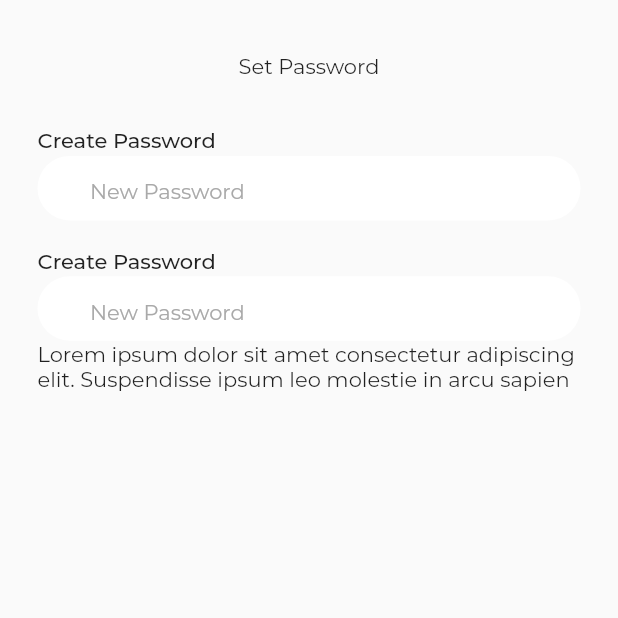
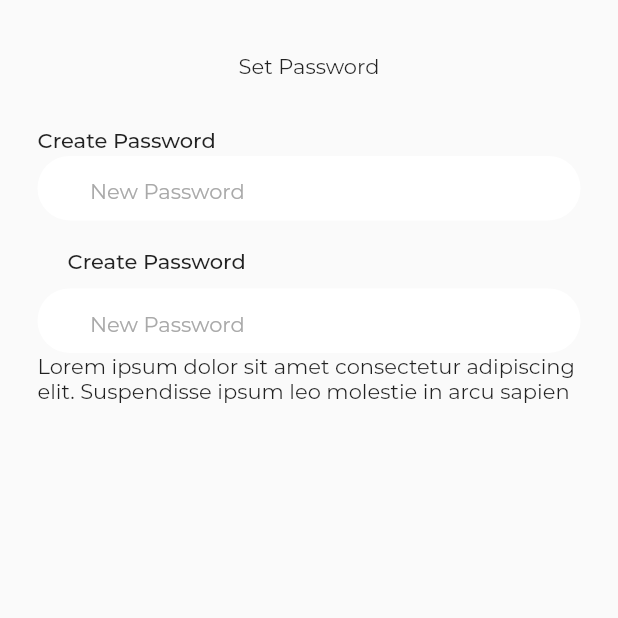
Before and after one commit to onumengine/encostay, a Flutter app: the SetPasswordScreen screen opened directly, on a phone screen of 412 x 824 dp, the top half of it. Run offline on Flutter 3.47's test engine with Material 2 defaults, Android fonts, the phone set to English and light mode, and no system bars; our stand-ins replace introduction_screen; project files that could hold a hidden picture were left out.

Commit message:
create proper padding around the confirm password header text

```diff
--- a/lib/ui/screens/set_password_screen.dart
+++ b/lib/ui/screens/set_password_screen.dart
@@ -51,12 +51,16 @@ class _SetPasswordScreenState extends State<SetPasswordScreen> {
               ),
               Align(
                 alignment: AlignmentDirectional.centerStart,
+                child: Padding(
+                  padding: const EdgeInsets.symmetric(horizontal: 20) +
+                      EdgeInsets.only(bottom: (screenHeight / 101.5)),
                   child: Text(
                     'Create Password',
                     style: TextStyle(
                       fontSize: medium14.fontSize,
                       fontWeight: medium14.fontWeight,
                       height: 1.64,
+                    ),
                   ),
                 ),
               ),
```
Lines whose indentation alone changed are shown as unchanged.
